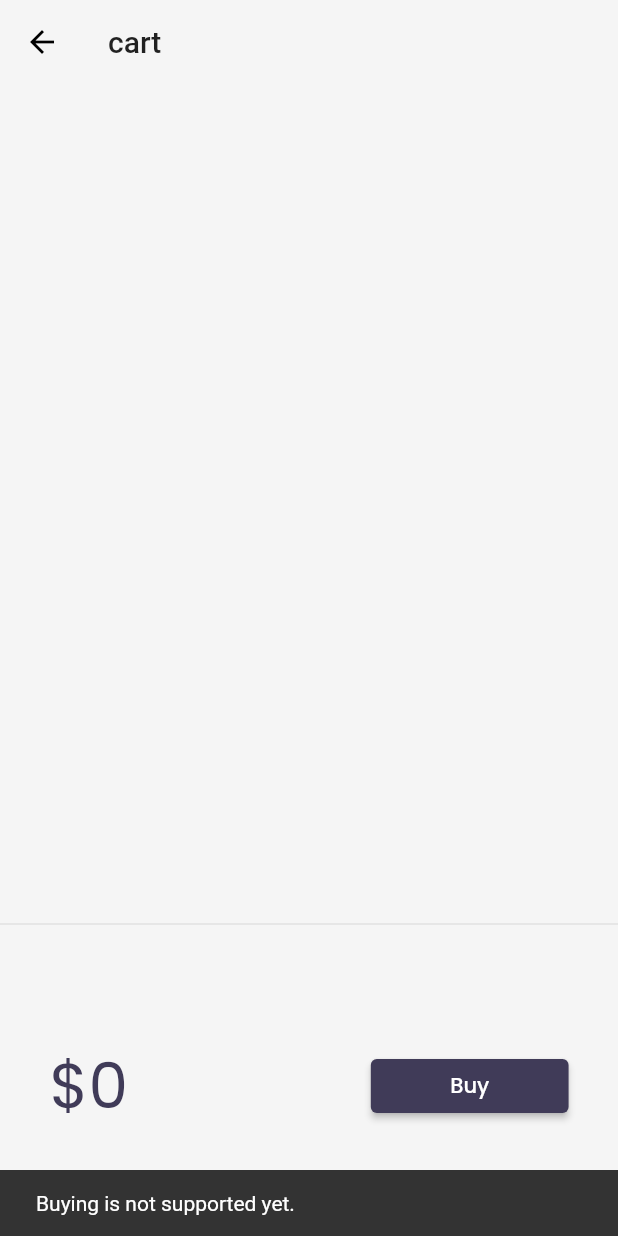
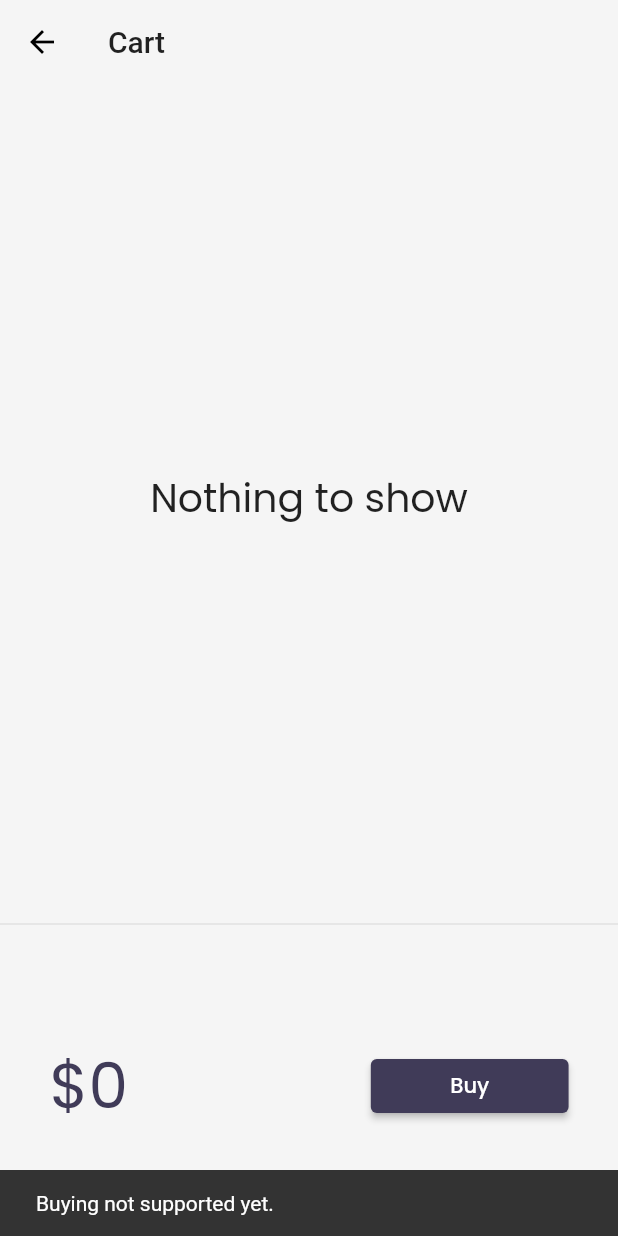
Before and after one commit to Er-Nilesh-kr/30-Days-of-Flutter, a Flutter app: the CartPage screen opened by its route, after a tap on "Buy", on a phone screen of 412 x 824 dp. Run offline on Flutter 3.47's test engine with Material 2 defaults, Android fonts, the phone set to English and light mode, and no system bars; our stand-ins replace google_fonts, velocity_x.

Commit message:
Day-23 Completed

```diff
--- a/lib/pages/cart_page.dart
+++ b/lib/pages/cart_page.dart
@@ -9,7 +9,7 @@ class CartPage extends StatelessWidget {
       backgroundColor: context.canvasColor,
       appBar: AppBar(
         backgroundColor: Colors.transparent,
-        title: "cart".text.make(),
+        title: "Cart".text.make(),
       ),
       body: Column(
         children: [
@@ -39,17 +39,15 @@ class _CartTotal extends StatelessWidget {
           30.widthBox,
           ElevatedButton(
             onPressed: () {
-                    ScaffoldMessenger.of(context).showSnackBar(
-                      SnackBar(
-                        content: "Buying is not supported yet.".text.make(),
-                      ),
-                    );
+              ScaffoldMessenger.of(context).showSnackBar(SnackBar(
+                content: "Buying not supported yet.".text.make(),
+              ));
             },
             style: ButtonStyle(
                 backgroundColor:
                     MaterialStateProperty.all(context.theme.buttonColor)),
-                  child: "Buy".text.white.make())
-              .w32(context)
+            child: "Buy".text.white.make(),
+          ).w32(context)
         ],
       ),
     );
@@ -65,13 +63,18 @@ class __CartListState extends State<_CartList> {
   final _cart = CartModel();
   @override
   Widget build(BuildContext context) {
-    return ListView.builder(
+    return _cart.items.isEmpty
+        ? "Nothing to show".text.xl3.makeCentered()
+        : ListView.builder(
             itemCount: _cart.items?.length,
             itemBuilder: (context, index) => ListTile(
               leading: Icon(Icons.done),
               trailing: IconButton(
                 icon: Icon(Icons.remove_circle_outline),
-          onPressed: () {},
+                onPressed: () {
+                  _cart.remove(_cart.items[index]);
+                  setState(() {});
+                },
               ),
               title: _cart.items[index].name.text.make(),
             ),
```
Lines whose indentation alone changed are shown as unchanged.
